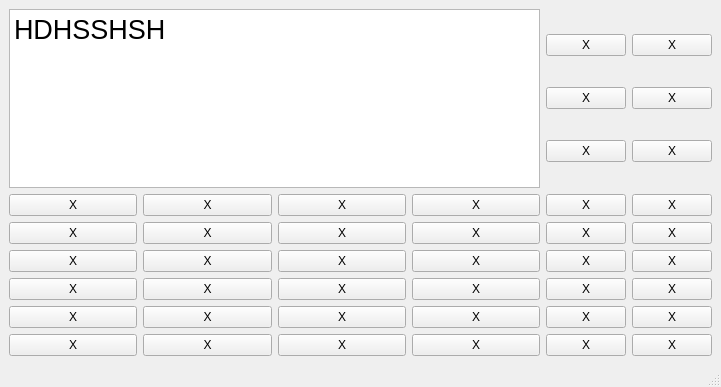
Before: the Qt Designer form GUI.ui in katrindaet/ChallengePetra2022, drawn with Qt 5.
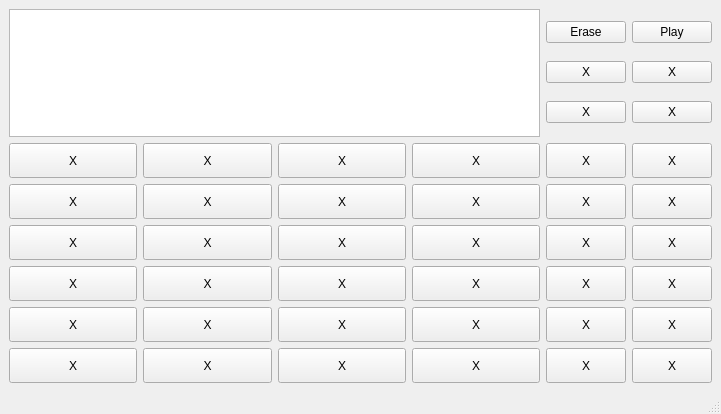
After: the same form once the commit is applied.

Patch:
```diff
--- a/GUI.ui
+++ b/GUI.ui
@@ -7,7 +7,7 @@
     <x>0</x>
     <y>0</y>
     <width>721</width>
-    <height>387</height>
+    <height>414</height>
    </rect>
   </property>
   <property name="windowTitle">
@@ -19,16 +19,9 @@
      <widget class="QTextEdit" name="textEdit">
       <property name="font">
        <font>
-        <pointsize>20</pointsize>
+        <pointsize>15</pointsize>
        </font>
       </property>
-      <property name="html">
-       <string>&lt;!DOCTYPE HTML PUBLIC &quot;-//W3C//DTD HTML 4.0//EN&quot; &quot;http://www.w3.org/TR/REC-html40/strict.dtd&quot;&gt;
-&lt;html&gt;&lt;head&gt;&lt;meta name=&quot;qrichtext&quot; content=&quot;1&quot; /&gt;&lt;style type=&quot;text/css&quot;&gt;
-p, li { white-space: pre-wrap; }
-&lt;/style&gt;&lt;/head&gt;&lt;body style=&quot; font-family:'MS Shell Dlg 2'; font-size:20pt; font-weight:400; font-style:normal;&quot;&gt;
-&lt;p style=&quot; margin-top:0px; margin-bottom:0px; margin-left:0px; margin-right:0px; -qt-block-indent:0; text-indent:0px;&quot;&gt;HDHSSHSH&lt;/p&gt;&lt;/body&gt;&lt;/html&gt;</string>
-      </property>
      </widget>
     </item>
     <item row="0" column="1">
@@ -36,14 +29,14 @@
       <item row="0" column="0">
        <widget class="QPushButton" name="pushButton">
         <property name="text">
-         <string>X</string>
+         <string>Erase</string>
         </property>
        </widget>
       </item>
       <item row="0" column="1">
        <widget class="QPushButton" name="pushButton_2">
         <property name="text">
-         <string>X</string>
+         <string>Play</string>
         </property>
        </widget>
       </item>
@@ -79,169 +72,319 @@
     </item>
     <item row="1" column="0">
      <layout class="QGridLayout" name="gridLayout">
-      <item row="0" column="0">
-       <widget class="QPushButton" name="pushButton_22">
-        <property name="text">
-         <string>X</string>
-        </property>
-       </widget>
-      </item>
-      <item row="0" column="1">
-       <widget class="QPushButton" name="pushButton_21">
-        <property name="text">
-         <string>X</string>
-        </property>
-       </widget>
-      </item>
-      <item row="0" column="2">
-       <widget class="QPushButton" name="pushButton_20">
-        <property name="text">
-         <string>X</string>
-        </property>
-       </widget>
-      </item>
-      <item row="0" column="3">
-       <widget class="QPushButton" name="pushButton_19">
-        <property name="text">
-         <string>X</string>
-        </property>
-       </widget>
-      </item>
       <item row="1" column="0">
-       <widget class="QPushButton" name="pushButton_24">
+       <widget class="QPushButton" name="Suggestion21">
+        <property name="minimumSize">
+         <size>
+          <width>0</width>
+          <height>35</height>
+         </size>
+        </property>
         <property name="text">
          <string>X</string>
         </property>
        </widget>
       </item>
       <item row="1" column="1">
-       <widget class="QPushButton" name="pushButton_26">
+       <widget class="QPushButton" name="Suggestion22">
+        <property name="minimumSize">
+         <size>
+          <width>0</width>
+          <height>35</height>
+         </size>
+        </property>
         <property name="text">
          <string>X</string>
         </property>
        </widget>
       </item>
       <item row="1" column="2">
-       <widget class="QPushButton" name="pushButton_25">
+       <widget class="QPushButton" name="Suggestion23">
+        <property name="minimumSize">
+         <size>
+          <width>0</width>
+          <height>35</height>
+         </size>
+        </property>
+        <property name="text">
+         <string>X</string>
+        </property>
+       </widget>
+      </item>
+      <item row="2" column="0">
+       <widget class="QPushButton" name="Suggestion31">
+        <property name="minimumSize">
+         <size>
+          <width>0</width>
+          <height>35</height>
+         </size>
+        </property>
         <property name="text">
          <string>X</string>
         </property>
        </widget>
       </item>
       <item row="1" column="3">
-       <widget class="QPushButton" name="pushButton_23">
-        <property name="text">
-         <string>X</string>
+       <widget class="QPushButton" name="Suggestion24">
+        <property name="minimumSize">
+         <size>
+          <width>0</width>
+          <height>35</height>
+         </size>
         </property>
-       </widget>
-      </item>
-      <item row="2" column="0">
-       <widget class="QPushButton" name="pushButton_28">
-        <property name="text">
-         <string>X</string>
-        </property>
-       </widget>
-      </item>
-      <item row="2" column="1">
-       <widget class="QPushButton" name="pushButton_30">
-        <property name="text">
-         <string>X</string>
-        </property>
-       </widget>
-      </item>
-      <item row="2" column="2">
-       <widget class="QPushButton" name="pushButton_29">
         <property name="text">
          <string>X</string>
         </property>
        </widget>
       </item>
       <item row="2" column="3">
-       <widget class="QPushButton" name="pushButton_27">
+       <widget class="QPushButton" name="Suggestion34">
+        <property name="minimumSize">
+         <size>
+          <width>0</width>
+          <height>35</height>
+         </size>
+        </property>
         <property name="text">
          <string>X</string>
         </property>
        </widget>
       </item>
-      <item row="3" column="0">
-       <widget class="QPushButton" name="pushButton_32">
+      <item row="2" column="1">
+       <widget class="QPushButton" name="Suggestion32">
+        <property name="minimumSize">
+         <size>
+          <width>0</width>
+          <height>35</height>
+         </size>
+        </property>
         <property name="text">
          <string>X</string>
         </property>
        </widget>
       </item>
-      <item row="3" column="1">
-       <widget class="QPushButton" name="pushButton_34">
+      <item row="2" column="2">
+       <widget class="QPushButton" name="Suggestion33">
+        <property name="minimumSize">
+         <size>
+          <width>0</width>
+          <height>35</height>
+         </size>
+        </property>
         <property name="text">
          <string>X</string>
         </property>
        </widget>
       </item>
       <item row="3" column="2">
-       <widget class="QPushButton" name="pushButton_33">
+       <widget class="QPushButton" name="Suggestion43">
+        <property name="minimumSize">
+         <size>
+          <width>0</width>
+          <height>35</height>
+         </size>
+        </property>
+        <property name="text">
+         <string>X</string>
+        </property>
+       </widget>
+      </item>
+      <item row="3" column="0">
+       <widget class="QPushButton" name="Suggestion41">
+        <property name="minimumSize">
+         <size>
+          <width>0</width>
+          <height>35</height>
+         </size>
+        </property>
+        <property name="text">
+         <string>X</string>
+        </property>
+       </widget>
+      </item>
+      <item row="3" column="1">
+       <widget class="QPushButton" name="Suggestion42">
+        <property name="minimumSize">
+         <size>
+          <width>0</width>
+          <height>35</height>
+         </size>
+        </property>
+        <property name="text">
+         <string>X</string>
+        </property>
+       </widget>
+      </item>
+      <item row="5" column="1">
+       <widget class="QPushButton" name="Suggestion62">
+        <property name="minimumSize">
+         <size>
+          <width>0</width>
+          <height>35</height>
+         </size>
+        </property>
         <property name="text">
          <string>X</string>
         </property>
        </widget>
       </item>
       <item row="3" column="3">
-       <widget class="QPushButton" name="pushButton_31">
-        <property name="text">
-         <string>X</string>
+       <widget class="QPushButton" name="Suggestion44">
+        <property name="minimumSize">
+         <size>
+          <width>0</width>
+          <height>35</height>
+         </size>
         </property>
-       </widget>
-      </item>
-      <item row="4" column="0">
-       <widget class="QPushButton" name="pushButton_36">
-        <property name="text">
-         <string>X</string>
-        </property>
-       </widget>
-      </item>
-      <item row="4" column="1">
-       <widget class="QPushButton" name="pushButton_38">
-        <property name="text">
-         <string>X</string>
-        </property>
-       </widget>
-      </item>
-      <item row="4" column="2">
-       <widget class="QPushButton" name="pushButton_37">
         <property name="text">
          <string>X</string>
         </property>
        </widget>
       </item>
       <item row="4" column="3">
-       <widget class="QPushButton" name="pushButton_35">
-        <property name="text">
-         <string>X</string>
+       <widget class="QPushButton" name="Suggestion54">
+        <property name="minimumSize">
+         <size>
+          <width>0</width>
+          <height>35</height>
+         </size>
         </property>
-       </widget>
-      </item>
-      <item row="5" column="0">
-       <widget class="QPushButton" name="pushButton_40">
-        <property name="text">
-         <string>X</string>
-        </property>
-       </widget>
-      </item>
-      <item row="5" column="1">
-       <widget class="QPushButton" name="pushButton_42">
-        <property name="text">
-         <string>X</string>
-        </property>
-       </widget>
-      </item>
-      <item row="5" column="2">
-       <widget class="QPushButton" name="pushButton_41">
         <property name="text">
          <string>X</string>
         </property>
        </widget>
       </item>
       <item row="5" column="3">
-       <widget class="QPushButton" name="pushButton_39">
+       <widget class="QPushButton" name="Suggestion64">
+        <property name="minimumSize">
+         <size>
+          <width>0</width>
+          <height>35</height>
+         </size>
+        </property>
+        <property name="text">
+         <string>X</string>
+        </property>
+       </widget>
+      </item>
+      <item row="4" column="0">
+       <widget class="QPushButton" name="Suggestion51">
+        <property name="minimumSize">
+         <size>
+          <width>0</width>
+          <height>35</height>
+         </size>
+        </property>
+        <property name="text">
+         <string>X</string>
+        </property>
+       </widget>
+      </item>
+      <item row="4" column="1">
+       <widget class="QPushButton" name="Suggestion52">
+        <property name="minimumSize">
+         <size>
+          <width>0</width>
+          <height>35</height>
+         </size>
+        </property>
+        <property name="text">
+         <string>X</string>
+        </property>
+       </widget>
+      </item>
+      <item row="4" column="2">
+       <widget class="QPushButton" name="Suggestion53">
+        <property name="minimumSize">
+         <size>
+          <width>0</width>
+          <height>35</height>
+         </size>
+        </property>
+        <property name="text">
+         <string>X</string>
+        </property>
+       </widget>
+      </item>
+      <item row="5" column="0">
+       <widget class="QPushButton" name="Suggestion61">
+        <property name="minimumSize">
+         <size>
+          <width>0</width>
+          <height>35</height>
+         </size>
+        </property>
+        <property name="text">
+         <string>X</string>
+        </property>
+       </widget>
+      </item>
+      <item row="5" column="2">
+       <widget class="QPushButton" name="Suggestion63">
+        <property name="minimumSize">
+         <size>
+          <width>0</width>
+          <height>35</height>
+         </size>
+        </property>
+        <property name="text">
+         <string>X</string>
+        </property>
+       </widget>
+      </item>
+      <item row="0" column="2">
+       <widget class="QPushButton" name="Suggestion13">
+        <property name="minimumSize">
+         <size>
+          <width>0</width>
+          <height>35</height>
+         </size>
+        </property>
+        <property name="text">
+         <string>X</string>
+        </property>
+       </widget>
+      </item>
+      <item row="0" column="3">
+       <widget class="QPushButton" name="Suggestion14">
+        <property name="minimumSize">
+         <size>
+          <width>0</width>
+          <height>35</height>
+         </size>
+        </property>
+        <property name="text">
+         <string>X</string>
+        </property>
+       </widget>
+      </item>
+      <item row="0" column="0">
+       <widget class="QPushButton" name="Suggestion11">
+        <property name="minimumSize">
+         <size>
+          <width>0</width>
+          <height>35</height>
+         </size>
+        </property>
+        <property name="text">
+         <string>X</string>
+        </property>
+        <property name="iconSize">
+         <size>
+          <width>25</width>
+          <height>25</height>
+         </size>
+        </property>
+       </widget>
+      </item>
+      <item row="0" column="1">
+       <widget class="QPushButton" name="Suggestion12">
+        <property name="minimumSize">
+         <size>
+          <width>0</width>
+          <height>35</height>
+         </size>
+        </property>
         <property name="text">
          <string>X</string>
         </property>
@@ -252,84 +395,156 @@
     <item row="1" column="1">
      <layout class="QGridLayout" name="gridLayout_2">
       <item row="0" column="0">
-       <widget class="QPushButton" name="pushButton_10">
+       <widget class="QPushButton" name="Preference1">
+        <property name="minimumSize">
+         <size>
+          <width>0</width>
+          <height>35</height>
+         </size>
+        </property>
         <property name="text">
          <string>X</string>
         </property>
        </widget>
       </item>
       <item row="0" column="1">
-       <widget class="QPushButton" name="pushButton_7">
+       <widget class="QPushButton" name="Preference">
+        <property name="minimumSize">
+         <size>
+          <width>0</width>
+          <height>35</height>
+         </size>
+        </property>
         <property name="text">
          <string>X</string>
         </property>
        </widget>
       </item>
       <item row="1" column="0">
-       <widget class="QPushButton" name="pushButton_8">
+       <widget class="QPushButton" name="Preference3">
+        <property name="minimumSize">
+         <size>
+          <width>0</width>
+          <height>35</height>
+         </size>
+        </property>
         <property name="text">
          <string>X</string>
         </property>
        </widget>
       </item>
       <item row="1" column="1">
-       <widget class="QPushButton" name="pushButton_11">
+       <widget class="QPushButton" name="Preference4">
+        <property name="minimumSize">
+         <size>
+          <width>0</width>
+          <height>35</height>
+         </size>
+        </property>
         <property name="text">
          <string>X</string>
         </property>
        </widget>
       </item>
       <item row="2" column="0">
-       <widget class="QPushButton" name="pushButton_12">
+       <widget class="QPushButton" name="Preference5">
+        <property name="minimumSize">
+         <size>
+          <width>0</width>
+          <height>35</height>
+         </size>
+        </property>
         <property name="text">
          <string>X</string>
         </property>
        </widget>
       </item>
       <item row="2" column="1">
-       <widget class="QPushButton" name="pushButton_9">
+       <widget class="QPushButton" name="Preference6">
+        <property name="minimumSize">
+         <size>
+          <width>0</width>
+          <height>35</height>
+         </size>
+        </property>
         <property name="text">
          <string>X</string>
         </property>
        </widget>
       </item>
       <item row="3" column="0">
-       <widget class="QPushButton" name="pushButton_16">
+       <widget class="QPushButton" name="Preference7">
+        <property name="minimumSize">
+         <size>
+          <width>0</width>
+          <height>35</height>
+         </size>
+        </property>
         <property name="text">
          <string>X</string>
         </property>
        </widget>
       </item>
       <item row="3" column="1">
-       <widget class="QPushButton" name="pushButton_13">
+       <widget class="QPushButton" name="Preference8">
+        <property name="minimumSize">
+         <size>
+          <width>0</width>
+          <height>35</height>
+         </size>
+        </property>
         <property name="text">
          <string>X</string>
         </property>
        </widget>
       </item>
       <item row="4" column="0">
-       <widget class="QPushButton" name="pushButton_14">
+       <widget class="QPushButton" name="Preference9">
+        <property name="minimumSize">
+         <size>
+          <width>0</width>
+          <height>35</height>
+         </size>
+        </property>
         <property name="text">
          <string>X</string>
         </property>
        </widget>
       </item>
       <item row="4" column="1">
-       <widget class="QPushButton" name="pushButton_17">
+       <widget class="QPushButton" name="Preference10">
+        <property name="minimumSize">
+         <size>
+          <width>0</width>
+          <height>35</height>
+         </size>
+        </property>
         <property name="text">
          <string>X</string>
         </property>
        </widget>
       </item>
       <item row="5" column="0">
-       <widget class="QPushButton" name="pushButton_18">
+       <widget class="QPushButton" name="Preference11">
+        <property name="minimumSize">
+         <size>
+          <width>0</width>
+          <height>35</height>
+         </size>
+        </property>
         <property name="text">
          <string>X</string>
         </property>
        </widget>
       </item>
       <item row="5" column="1">
-       <widget class="QPushButton" name="pushButton_15">
+       <widget class="QPushButton" name="Preference12">
+        <property name="minimumSize">
+         <size>
+          <width>0</width>
+          <height>35</height>
+         </size>
+        </property>
         <property name="text">
          <string>X</string>
         </property>
```
Left out of the diff: 12 changed lines with no effect on the pictures.
